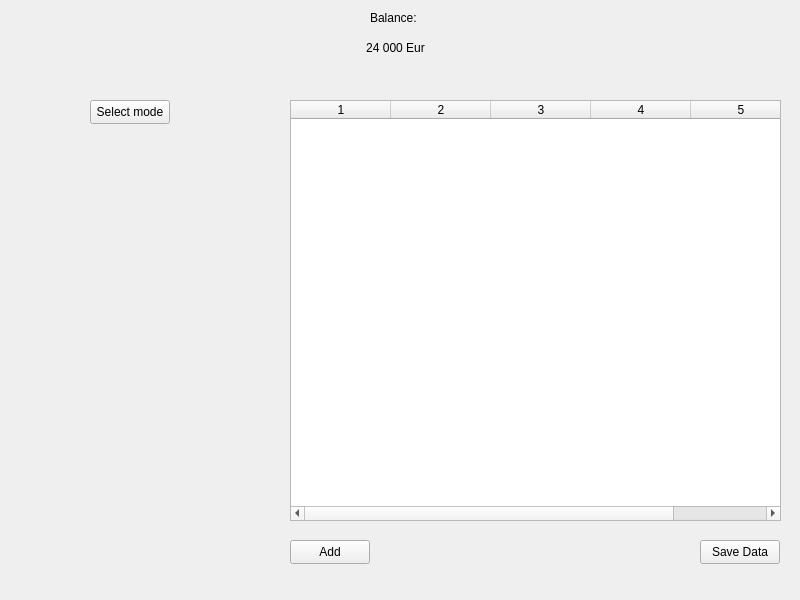
Qt form financeManager/mainwindow.ui (NoSparkles/komandinis-projektas_cpp_2_semestras) before a commit.
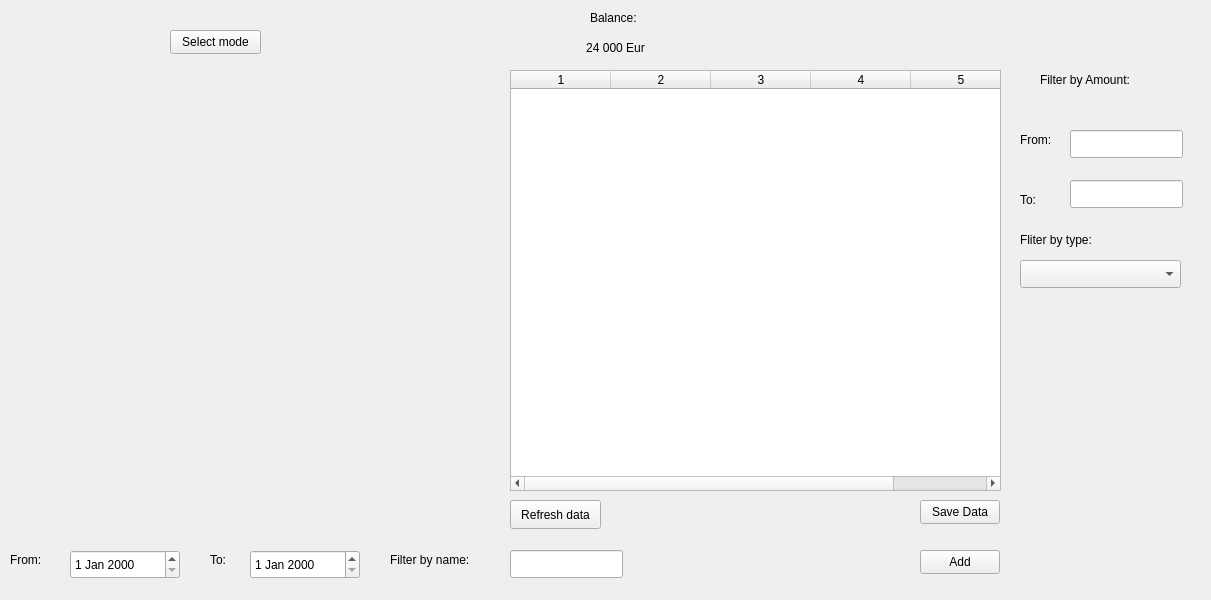
The same form after that commit.

```diff
--- a/financeManager/mainwindow.ui
+++ b/financeManager/mainwindow.ui
@@ -6,7 +6,7 @@
    <rect>
     <x>0</x>
     <y>0</y>
-    <width>800</width>
+    <width>1211</width>
     <height>600</height>
    </rect>
   </property>
@@ -24,18 +24,18 @@
     <property name="geometry">
      <rect>
       <x>0</x>
-      <y>170</y>
-      <width>281</width>
-      <height>271</height>
+      <y>90</y>
+      <width>421</width>
+      <height>411</height>
      </rect>
     </property>
    </widget>
    <widget class="QPushButton" name="modeButton">
     <property name="geometry">
      <rect>
-      <x>90</x>
-      <y>100</y>
-      <width>80</width>
+      <x>170</x>
+      <y>30</y>
+      <width>91</width>
       <height>24</height>
      </rect>
     </property>
@@ -46,8 +46,8 @@
    <widget class="QTableWidget" name="dataTable">
     <property name="geometry">
      <rect>
-      <x>290</x>
-      <y>100</y>
+      <x>510</x>
+      <y>70</y>
       <width>491</width>
       <height>421</height>
      </rect>
@@ -64,9 +64,9 @@
    <widget class="QLabel" name="label">
     <property name="geometry">
      <rect>
-      <x>370</x>
+      <x>590</x>
       <y>10</y>
-      <width>49</width>
+      <width>61</width>
       <height>16</height>
      </rect>
     </property>
@@ -77,7 +77,7 @@
    <widget class="QLabel" name="totalBalance">
     <property name="geometry">
      <rect>
-      <x>330</x>
+      <x>550</x>
       <y>40</y>
       <width>131</width>
       <height>16</height>
@@ -93,8 +93,8 @@
    <widget class="QPushButton" name="pushButton">
     <property name="geometry">
      <rect>
-      <x>290</x>
-      <y>540</y>
+      <x>920</x>
+      <y>550</y>
       <width>80</width>
       <height>24</height>
      </rect>
@@ -106,8 +106,8 @@
    <widget class="QPushButton" name="pushButton_2">
     <property name="geometry">
      <rect>
-      <x>700</x>
-      <y>540</y>
+      <x>920</x>
+      <y>500</y>
       <width>80</width>
       <height>24</height>
      </rect>
@@ -116,6 +116,170 @@
      <string>Save Data</string>
     </property>
    </widget>
+   <widget class="QDateEdit" name="dateEdit">
+    <property name="geometry">
+     <rect>
+      <x>70</x>
+      <y>550</y>
+      <width>110</width>
+      <height>29</height>
+     </rect>
+    </property>
+   </widget>
+   <widget class="QDateEdit" name="dateEdit_2">
+    <property name="geometry">
+     <rect>
+      <x>250</x>
+      <y>550</y>
+      <width>110</width>
+      <height>29</height>
+     </rect>
+    </property>
+   </widget>
+   <widget class="QComboBox" name="typeSelect">
+    <property name="geometry">
+     <rect>
+      <x>1020</x>
+      <y>260</y>
+      <width>161</width>
+      <height>28</height>
+     </rect>
+    </property>
+   </widget>
+   <widget class="QLineEdit" name="lineEdit">
+    <property name="geometry">
+     <rect>
+      <x>510</x>
+      <y>550</y>
+      <width>113</width>
+      <height>28</height>
+     </rect>
+    </property>
+   </widget>
+   <widget class="QPushButton" name="pushButton_3">
+    <property name="geometry">
+     <rect>
+      <x>510</x>
+      <y>500</y>
+      <width>91</width>
+      <height>29</height>
+     </rect>
+    </property>
+    <property name="text">
+     <string>Refresh data</string>
+    </property>
+   </widget>
+   <widget class="QLabel" name="label_2">
+    <property name="geometry">
+     <rect>
+      <x>10</x>
+      <y>550</y>
+      <width>63</width>
+      <height>20</height>
+     </rect>
+    </property>
+    <property name="text">
+     <string>From:</string>
+    </property>
+   </widget>
+   <widget class="QLabel" name="label_3">
+    <property name="geometry">
+     <rect>
+      <x>210</x>
+      <y>550</y>
+      <width>63</width>
+      <height>20</height>
+     </rect>
+    </property>
+    <property name="text">
+     <string>To:</string>
+    </property>
+   </widget>
+   <widget class="QLabel" name="label_4">
+    <property name="geometry">
+     <rect>
+      <x>1020</x>
+      <y>230</y>
+      <width>91</width>
+      <height>20</height>
+     </rect>
+    </property>
+    <property name="text">
+     <string>Fliter by type:</string>
+    </property>
+   </widget>
+   <widget class="QLabel" name="label_5">
+    <property name="geometry">
+     <rect>
+      <x>390</x>
+      <y>550</y>
+      <width>111</width>
+      <height>20</height>
+     </rect>
+    </property>
+    <property name="text">
+     <string>Filter by name:</string>
+    </property>
+   </widget>
+   <widget class="QLabel" name="label_6">
+    <property name="geometry">
+     <rect>
+      <x>1040</x>
+      <y>70</y>
+      <width>131</width>
+      <height>20</height>
+     </rect>
+    </property>
+    <property name="text">
+     <string>Filter by Amount:</string>
+    </property>
+   </widget>
+   <widget class="QLabel" name="label_7">
+    <property name="geometry">
+     <rect>
+      <x>1020</x>
+      <y>130</y>
+      <width>63</width>
+      <height>20</height>
+     </rect>
+    </property>
+    <property name="text">
+     <string>From:</string>
+    </property>
+   </widget>
+   <widget class="QLabel" name="label_8">
+    <property name="geometry">
+     <rect>
+      <x>1020</x>
+      <y>190</y>
+      <width>63</width>
+      <height>20</height>
+     </rect>
+    </property>
+    <property name="text">
+     <string>To:</string>
+    </property>
+   </widget>
+   <widget class="QLineEdit" name="lineEdit_2">
+    <property name="geometry">
+     <rect>
+      <x>1070</x>
+      <y>130</y>
+      <width>113</width>
+      <height>28</height>
+     </rect>
+    </property>
+   </widget>
+   <widget class="QLineEdit" name="lineEdit_3">
+    <property name="geometry">
+     <rect>
+      <x>1070</x>
+      <y>180</y>
+      <width>113</width>
+      <height>28</height>
+     </rect>
+    </property>
+   </widget>
   </widget>
  </widget>
  <resources/>
```
